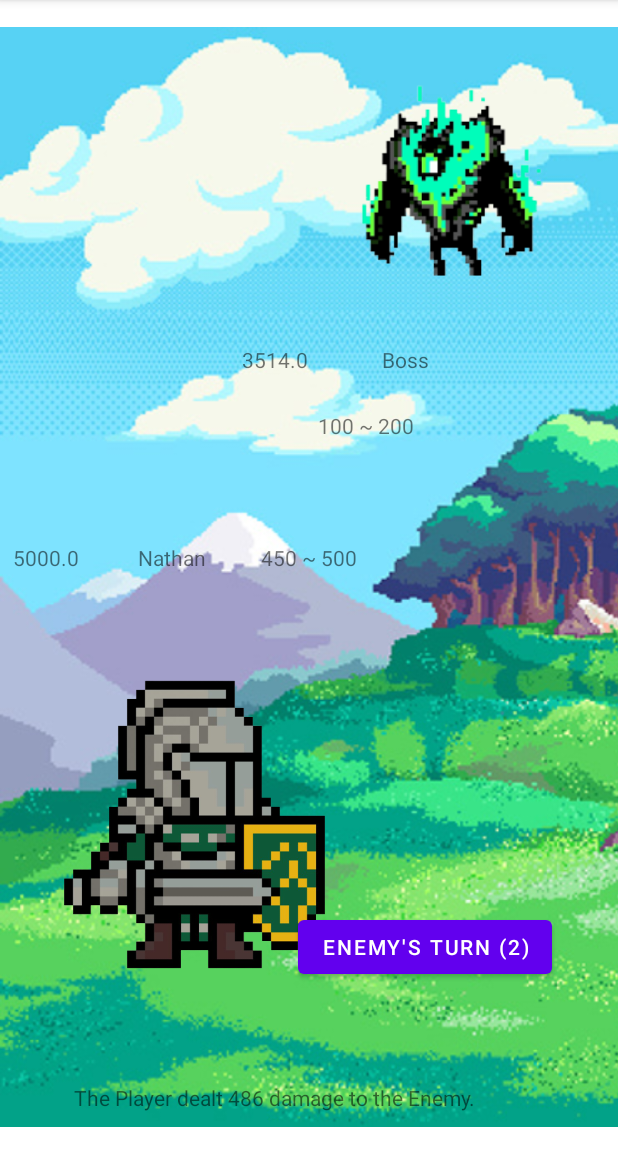
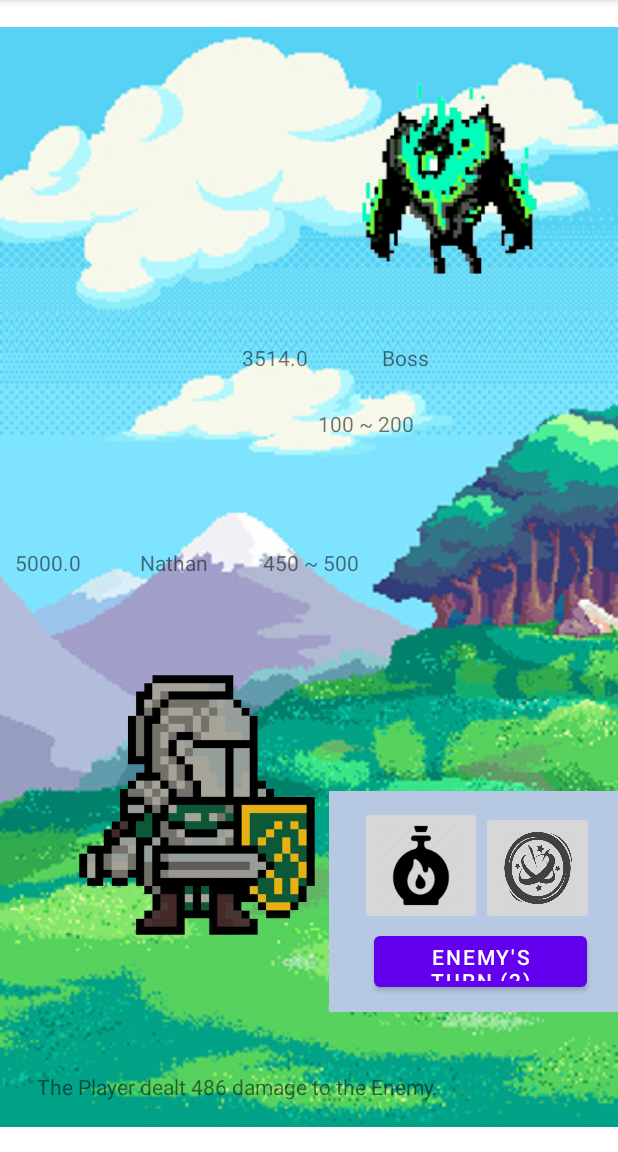
Before and after one commit to XxyXyXyxX/TestTurnBasedGame, an Android app: the screen it shows after launch (MainActivity), after a tap on "END TURN", on a phone screen of 412 x 824 dp, the part 84-1236 px from its top. Run offline under Robolectric (Android 15) with nearby library versions, the phone set to English and light mode, and no system bars.

Commit message:
Put skills

```diff
--- a/app/src/main/java/mcm/edu/ph/testturnbasedgame/Controller/Game_Behavior.java
+++ b/app/src/main/java/mcm/edu/ph/testturnbasedgame/Controller/Game_Behavior.java
@@ -8,6 +8,6 @@ public class Game_Behavior extends GameUnit {
     Random randomizer = new Random();
     public int attack(int atkMin,int atkMax){
         return randomizer.nextInt(atkMax-atkMin)+atkMin;
+        }
 
-        }
     }
--- a/app/src/main/java/mcm/edu/ph/testturnbasedgame/View/MainActivity.java
+++ b/app/src/main/java/mcm/edu/ph/testturnbasedgame/View/MainActivity.java
@@ -2,13 +2,12 @@ package mcm.edu.ph.testturnbasedgame.View;
 import androidx.appcompat.app.AppCompatActivity;
 
 import android.os.Bundle;
-import android.util.Log;
 import android.view.View;
 import android.widget.Button;
+import android.widget.ImageButton;
 import android.widget.TextView;
 
-import java.text.BreakIterator;
-import java.util.Random;
+
 
 import mcm.edu.ph.testturnbasedgame.Controller.Game_Behavior;
 import mcm.edu.ph.testturnbasedgame.Model.GameUnit;
@@ -17,21 +16,26 @@ import mcm.edu.ph.testturnbasedgame.Model.Monster;
 import mcm.edu.ph.testturnbasedgame.R;
 
 public class MainActivity extends AppCompatActivity implements View.OnClickListener {
+
     Game_Behavior g1 = new Game_Behavior();
+    // Characters
     Hero Hero = new Hero("Nathan", 5000, 100, 5000,200, 200, 10, 10, 10, 1);
     Monster Boss = new Monster("Boss", "Scary", 4000, 100, 4000, 200, 100, 1,1);
+    // Game turn;
+    boolean disabledstatus = false;
     int gameCounter = 1;
+    int statuscounter = 0;
+    int skillCD1 = 0;
+    int skillCD2 = 0;
+
 
     @Override
     protected void onCreate(Bundle savedInstanceState) {
-        /** any code here in onCreate executes only once: during the start of an app **/
         super.onCreate(savedInstanceState);
         setContentView(R.layout.activity_main);
 
-        /** button is declared here so that we can set an onClickListener **/
         Button endTurn = findViewById(R.id.btnEndTurn);
 
-        /** TextViews are declared here so that text displays are updated during the start of the app **/
         TextView txtMonsName = findViewById(R.id.txtMonsName);
         TextView txtHeroName = findViewById(R.id.txtHeroName);
         TextView txtMonsHP = findViewById(R.id.txtMonsHp);
@@ -48,8 +52,15 @@ public class MainActivity extends AppCompatActivity implements View.OnClickListe
         txtHeroDPT.setText(Hero.getAtkMin() + " ~ " + Hero.getAtkMax());
         txtMonsDPT.setText(Boss.getAtkMin() + " ~ " + Boss.getAtkMax());
 
+        ImageButton skill1 = findViewById(R.id.btnSkill1);
+        ImageButton skill2 = findViewById(R.id.btnSkill2);
+
+
+        //button onClick Listener
         endTurn.setOnClickListener(this);
-    }
+        skill1.setOnClickListener(this);
+        skill2.setOnClickListener(this);
+}
 
     @Override
     public void onClick(View v) {
@@ -66,8 +77,65 @@ public class MainActivity extends AppCompatActivity implements View.OnClickListe
         //Randomizer
         int heroDPT = g1.attack(Hero.getAtkMin(), Hero.getAtkMax());
         int monsDPT = g1.attack(Boss.getAtkMin(), Boss.getAtkMax());
+
+        ImageButton skill1 = findViewById(R.id.btnSkill1);
+        ImageButton skill2 = findViewById(R.id.btnSkill2);
+
+        // For skills
+        if(gameCounter % 2 != 1){ //if it is enemy's turn, disable button
+            skill1.setEnabled(false);
+            skill2.setEnabled(false);
+        }
+        else if(gameCounter%2 == 1){
+            skill1.setEnabled(true);
+            skill2.setEnabled(true);
+        }
+        if(skillCD1>0){
+            skill1.setVisibility(View.GONE);
+            skill1.setEnabled(false);
+            // buttoncounter--;
+        }
+        else if(skillCD1==0){
+            skill1.setEnabled(true);
+            skill1.setVisibility(View.VISIBLE);
+        }
+        if(skillCD2>0){
+            skill2.setVisibility(View.GONE);
+            skill2.setEnabled(false);
+            // buttoncounter--;
+        }
+        else if(skillCD2==0){
+            skill2.setEnabled(true);
+            skill2.setVisibility(View.VISIBLE);
+        }
         // the switch for the button/s starts here.
         switch (v.getId()) {
+            case R.id.btnSkill1:
+
+                Boss.setCurrentHealthPoint(Boss.getCurrentHealthPoint()-heroDPT*1.25);
+                gameCounter++;
+                txtMonsHP.setText(String.valueOf(Boss.getCurrentHealthPoint()));
+                endTurn.setText("Next Turn ("+ String.valueOf(gameCounter)+")");
+                txtBattleLog.setText("Our Hero "+String.valueOf(Hero.getUnitNames()) +" used stun!. It dealt "+String.valueOf(heroDPT*1.25) + " damage to the enemy. The enemy is stunned for 4 turns");
+                disabledstatus = true;
+                statuscounter = 4;
+                skillCD1=3;
+                skillCD1--;
+                skillCD2--;
+                break;
+            case R.id.btnSkill2:
+
+                Boss.setCurrentHealthPoint(Boss.getCurrentHealthPoint()-heroDPT*1.5);
+                gameCounter++;
+                txtMonsHP.setText(String.valueOf(Boss.getCurrentHealthPoint()));
+                endTurn.setText("Next Turn ("+ String.valueOf(gameCounter)+")");
+                txtBattleLog.setText("Our Hero "+String.valueOf(Hero.getUnitNames()) +" used stun!. It dealt "+String.valueOf(heroDPT*1.5) + " damage to the enemy. The enemy is stunned for 4 turns");
+                disabledstatus = true;
+                statuscounter = 4;
+                skillCD2=4w;
+                skillCD1--;
+                skillCD2--;
+                break;
             case R.id.btnEndTurn:
 
                 if (gameCounter % 2 == 1) {
@@ -76,13 +144,8 @@ public class MainActivity extends AppCompatActivity implements View.OnClickListe
                     txtBattleLog.setText("The Player dealt " + heroDPT + " damage to the Enemy.");
                     txtMonsHP.setText(String.valueOf(Boss.getCurrentHealthPoint()));
                     endTurn.setText("Enemy's Turn (" + gameCounter + ")");
-                    if (Boss.getCurrentHealthPoint() < 0) {
-                        txtBattleLog.setText("The Player dealt " + heroDPT + " damage to the Enemy. The Player wins");
-                        Hero.setCurrentHealthPoint(Hero.getMaxHealthPoint());
-                        Boss.setCurrentHealthPoint(Boss.getMaxHealthPoint());
-                        gameCounter = 1;
-                        endTurn.setText("Reset Game");
-                    } // end of the resetting condition
+                    skillCD1--;
+                    skillCD2--;
                 } // end of player's turn condition
                 else if (gameCounter % 2 != 1) {
                     Hero.setCurrentHealthPoint(Hero.getCurrentHealthPoint() - monsDPT);
@@ -90,15 +153,31 @@ public class MainActivity extends AppCompatActivity implements View.OnClickListe
                     txtBattleLog.setText("The Monster dealt " + monsDPT + " damage to the Player");
                     txtHeroHP.setText(String.valueOf(Hero.getCurrentHealthPoint()));
                     endTurn.setText("Player's Turn (" + gameCounter + ")");
-                    if (Hero.getCurrentHealthPoint() < 0) {
-                        txtBattleLog.setText("The Monster dealt " + monsDPT + " damage to the Player. The Player Died");
-                        Hero.setCurrentHealthPoint(Hero.getMaxHealthPoint());
-                        Boss.setCurrentHealthPoint(Boss.getMaxHealthPoint());
-                        gameCounter = 1;
-                        endTurn.setText("Reset Game");
-                    }// end of the resetting condition
+
                 }   // end of the monsters turn condition
                 break;  // switch breaker for the button function.
         }
+        if (Hero.getCurrentHealthPoint() < 0) {
+            txtBattleLog.setText("The Monster dealt " + monsDPT + " damage to the Player. The Player Died");
+            Hero.setCurrentHealthPoint(Hero.getMaxHealthPoint());
+            Boss.setCurrentHealthPoint(Boss.getMaxHealthPoint());
+            gameCounter = 1;
+            disabledstatus = false;
+            statuscounter = 0;
+            skillCD1=0;
+            skillCD2=0;
+            endTurn.setText("Reset Game");
+        }
+        if (Boss.getCurrentHealthPoint() < 0) {
+            txtBattleLog.setText("The Player dealt " + heroDPT + " damage to the Enemy. The Player wins");
+            Hero.setCurrentHealthPoint(Hero.getMaxHealthPoint());
+            Boss.setCurrentHealthPoint(Boss.getMaxHealthPoint());
+            gameCounter = 1;
+            disabledstatus = false;
+            statuscounter = 0;
+            skillCD1=0;
+            skillCD2=0;
+            endTurn.setText("Reset Game");
+        }
     }
 }
--- a/app/src/main/res/layout/activity_main.xml
+++ b/app/src/main/res/layout/activity_main.xml
@@ -19,18 +19,30 @@
         app:srcCompat="@drawable/background1"
         tools:ignore="ImageContrastCheck" />
 
+    <ImageView
+        android:id="@+id/imageView5"
+        android:layout_width="193dp"
+        android:layout_height="147dp"
+        android:layout_marginStart="8dp"
+        android:layout_marginBottom="40dp"
+        android:scaleType="fitXY"
+        app:layout_constraintBottom_toTopOf="@+id/txtBattleLog"
+        app:layout_constraintEnd_toEndOf="@+id/txtMonsDpt"
+        app:layout_constraintHorizontal_bias="0.128"
+        app:layout_constraintStart_toEndOf="@+id/imageView4"
+        app:srcCompat="@drawable/b7c9e2" />
+
     <Button
         android:id="@+id/btnEndTurn"
-        android:layout_width="wrap_content"
-        android:layout_height="wrap_content"
-        android:layout_marginEnd="44dp"
+        android:layout_width="142dp"
+        android:layout_height="46dp"
         android:text="End Turn"
-        app:layout_constraintBottom_toBottomOf="parent"
-        app:layout_constraintEnd_toEndOf="@+id/imageView3"
-        app:layout_constraintHorizontal_bias="1.0"
-        app:layout_constraintStart_toEndOf="@+id/imageView4"
-        app:layout_constraintTop_toBottomOf="@+id/imageView3"
-        app:layout_constraintVertical_bias="0.774" />
+        app:layout_constraintBottom_toBottomOf="@+id/imageView5"
+        app:layout_constraintEnd_toEndOf="@+id/imageView5"
+        app:layout_constraintHorizontal_bias="0.583"
+        app:layout_constraintStart_toStartOf="@+id/imageView5"
+        app:layout_constraintTop_toTopOf="@+id/imageView5"
+        app:layout_constraintVertical_bias="0.898" />
 
     <ImageView
         android:id="@+id/imageView3"
@@ -46,15 +58,15 @@
 
     <ImageView
         android:id="@+id/imageView4"
-        android:layout_width="192dp"
-        android:layout_height="285dp"
+        android:layout_width="173dp"
+        android:layout_height="252dp"
         android:layout_marginTop="72dp"
         app:layout_constraintBottom_toBottomOf="parent"
         app:layout_constraintEnd_toEndOf="parent"
-        app:layout_constraintHorizontal_bias="0.168"
+        app:layout_constraintHorizontal_bias="0.197"
         app:layout_constraintStart_toStartOf="parent"
         app:layout_constraintTop_toTopOf="parent"
-        app:layout_constraintVertical_bias="0.823"
+        app:layout_constraintVertical_bias="0.769"
         app:srcCompat="@drawable/hero1" />
 
     <TextView
@@ -115,13 +127,40 @@
 
     <TextView
         android:id="@+id/txtBattleLog"
-        android:layout_width="318dp"
-        android:layout_height="30dp"
+        android:layout_width="363dp"
+        android:layout_height="37dp"
         android:layout_marginBottom="16dp"
         android:text="TextView"
         app:layout_constraintBottom_toBottomOf="parent"
         app:layout_constraintEnd_toEndOf="parent"
-        app:layout_constraintHorizontal_bias="0.526"
         app:layout_constraintStart_toStartOf="parent" />
 
+    <ImageButton
+        android:id="@+id/btnSkill1"
+        android:layout_width="81dp"
+        android:layout_height="79dp"
+        android:layout_marginStart="8dp"
+        android:scaleType="fitXY"
+        app:layout_constraintBottom_toBottomOf="@+id/imageView5"
+        app:layout_constraintEnd_toEndOf="parent"
+        app:layout_constraintHorizontal_bias="0.125"
+        app:layout_constraintStart_toStartOf="@+id/imageView5"
+        app:layout_constraintTop_toTopOf="@+id/imageView5"
+        app:layout_constraintVertical_bias="0.147"
+        app:srcCompat="@drawable/fire" />
+
+    <ImageButton
+        android:id="@+id/btnSkill2"
+        android:layout_width="75dp"
+        android:layout_height="76dp"
+        android:layout_marginEnd="16dp"
+        android:scaleType="fitXY"
+        app:layout_constraintBottom_toBottomOf="@+id/imageView5"
+        app:layout_constraintEnd_toEndOf="parent"
+        app:layout_constraintHorizontal_bias="1.0"
+        app:layout_constraintStart_toEndOf="@+id/btnSkill1"
+        app:layout_constraintTop_toTopOf="@+id/imageView5"
+        app:layout_constraintVertical_bias="0.183"
+        app:srcCompat="@drawable/stun" />
+
 </androidx.constraintlayout.widget.ConstraintLayout>
```
Also changed, not shown: app/src/main/java/mcm/edu/ph/testturnbasedgame/Model/GameUnit.java (+0 -11 lines), app/src/main/res/drawable/b7c9e2.png (added), app/src/main/res/drawable/fire.png (added), app/src/main/res/drawable/stun.png (added).
